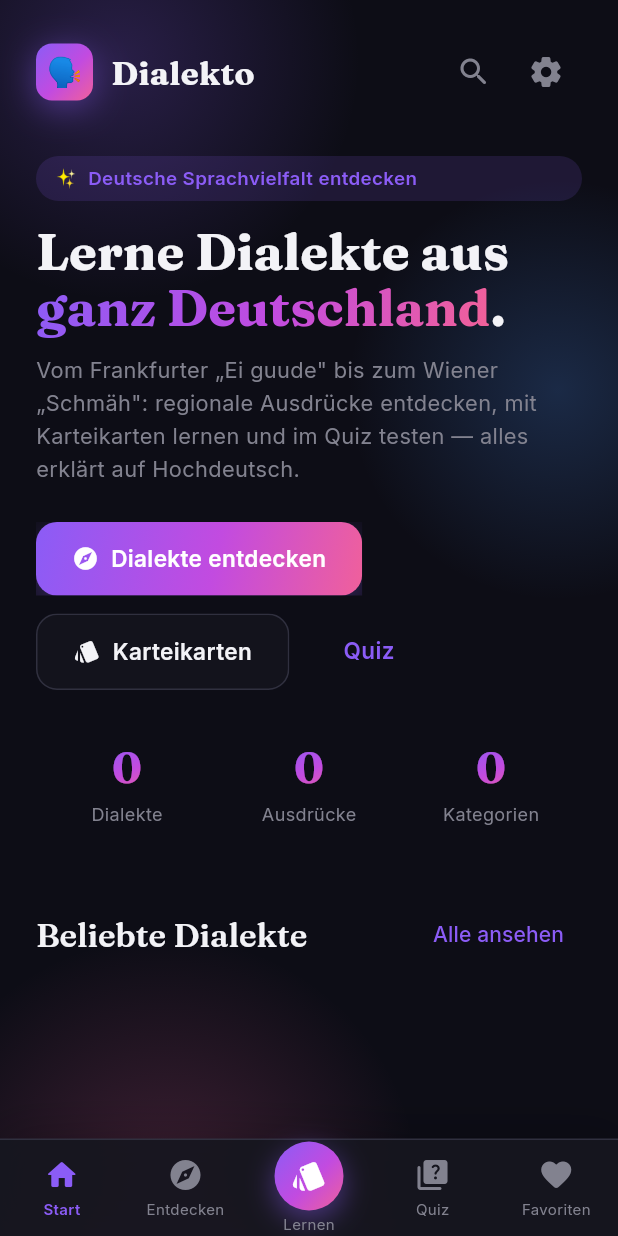
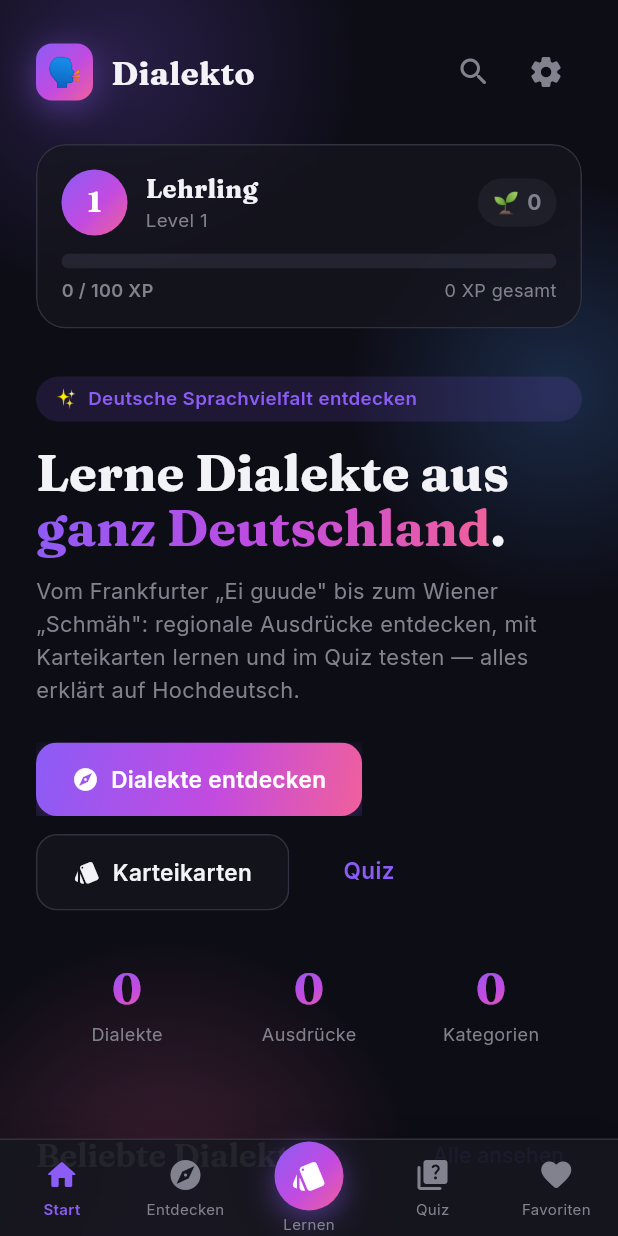
Before and after one commit to tounsii007/dialekt-lernen, a Flutter app: the screen it shows after launch, on a phone screen of 412 x 824 dp. Run offline on Flutter 3.47's test engine with Material 3 defaults, Android fonts, the phone set to English and light mode, and no system bars; our stand-ins replace flutter_native_splash, flutter_tts, google_fonts, shared_preferences.

Commit message:
feat(mobile): XP/Level/Streak-Stores + Fortschritts-HUD (iter 20)
Portiert das Gamification-Fundament der Web-App nach Flutter:
- XpStore: XP sammeln, Level-Kurve 50*n*(n+1), Titel, 50er-Log, Level-Up-Meldung
- StreakStore: konsekutive Lerntage, DST-sichere UTC-Tagesarithmetik
- ProgressHud auf der Startseite (Level-Badge, XP-Balken, Streak-Chip), live
- Lade-Wiring im Splash; XP+Streak-Hook beim Karten-Rating im Lernen-Screen
- 22 neue Tests (Store-Logik + HUD); Home-Widget-Test fuer hoehere Seite angepasst

Co-Authored-By: Claude Opus 4.7 <noreply@anthropic.com>

```diff
--- /dev/null
+++ b/mobile/lib/data/xp_store.dart
@@ -0,0 +1,199 @@
+import 'dart:convert';
+
+import 'package:flutter/foundation.dart';
+import 'package:shared_preferences/shared_preferences.dart';
+
+/// XP- & Level-System — portiert von js/store/xp.js.
+/// Sammelt Punkte für jede Lernaktion, steigt in Levels auf, persistiert als
+/// JSON { "total": int, "log": [ {amount, reason, ts} ] } (max. 50 Log-Einträge).
+
+/// Kumulierte XP-Schwelle, ab der Level [n] abgeschlossen ist (→ Aufstieg).
+/// Lv1 endet bei 100, Lv2 bei 300, Lv3 bei 600 …
+int xpForLevel(int n) => 50 * n * (n + 1);
+
+/// Aktuell erreichtes Level. Lv1 = [0,100), Lv2 = [100,300) …
+int levelForXp(int xp) {
+  var lvl = 1;
+  while (xp >= xpForLevel(lvl)) {
+    lvl++;
+  }
+  return lvl;
+}
+
+/// Fortschritt innerhalb des aktuellen Levels.
+class LevelProgress {
+  const LevelProgress({
+    required this.level,
+    required this.current,
+    required this.needed,
+    required this.progress,
+  });
+
+  final int level;
+  final int current; // XP im aktuellen Level
+  final int needed; // XP-Spanne dieses Levels
+  final double progress; // 0..1
+}
+
+LevelProgress xpToNextLevel(int xp) {
+  final lvl = levelForXp(xp);
+  final base = lvl > 1 ? xpForLevel(lvl - 1) : 0;
+  final needed = xpForLevel(lvl);
+  final span = needed - base;
+  final current = xp - base;
+  return LevelProgress(
+    level: lvl,
+    current: current,
+    needed: span,
+    progress: span > 0 ? (current / span).clamp(0.0, 1.0) : 0.0,
+  );
+}
+
+/// XP-Werte je Aktion (entspricht XP in js/store/xp.js).
+abstract final class XpReward {
+  static const int cardLearned = 10;
+  static const int cardReviewed = 5;
+  static const int quizCorrect = 8;
+  static const int quizPerfect = 50;
+  static const int streakDay = 20;
+  static const int achievement = 100;
+  static const int dialectVisit = 15;
+  static const int noteWritten = 3;
+}
+
+const List<String> levelTitles = [
+  '', // 0 — ungenutzt
+  'Lehrling', // 1
+  'Entdecker', // 2
+  'Mundartfan', // 3
+  'Dialektkenner', // 4
+  'Sprachforscher', // 5
+  'Mundartmeister', // 6
+  'Dialektprofi', // 7
+  'Sprachgenie', // 8
+  'Dialektlegende', // 9
+  'Meister der Mundarten', // 10+
+];
+
+String levelTitle(int level) {
+  final i = level.clamp(1, levelTitles.length - 1);
+  return levelTitles[i];
+}
+
+class XpLogEntry {
+  const XpLogEntry({
+    required this.amount,
+    required this.reason,
+    required this.ts,
+  });
+
+  final int amount;
+  final String reason;
+  final int ts; // Epoch-ms
+
+  Map<String, dynamic> toJson() => {
+        'amount': amount,
+        'reason': reason,
+        'ts': ts,
+      };
+
+  factory XpLogEntry.fromJson(Map<String, dynamic> j) => XpLogEntry(
+        amount: (j['amount'] as num?)?.toInt() ?? 0,
+        reason: (j['reason'] as String?) ?? '',
+        ts: (j['ts'] as num?)?.toInt() ?? 0,
+      );
+}
+
+/// Ergebnis einer XP-Vergabe — für Level-Up-Celebration.
+class XpAward {
+  const XpAward({
+    required this.total,
+    required this.levelUp,
+    required this.level,
+  });
+
+  final int total;
+  final bool levelUp;
+  final int level;
+}
+
+class XpStore extends ChangeNotifier {
+  XpStore._();
+  static final XpStore instance = XpStore._();
+
+  static const String _prefsKey = 'dialekto.xp';
+  static const int _maxLog = 50;
+
+  int _total = 0;
+  final List<XpLogEntry> _log = [];
+  bool _loaded = false;
+
+  bool get isLoaded => _loaded;
+  int get total => _total;
+  int get level => levelForXp(_total);
+  String get title => levelTitle(level);
+  LevelProgress get progress => xpToNextLevel(_total);
+
+  List<XpLogEntry> log({int limit = 10}) =>
+      _log.take(limit < 0 ? 0 : limit).toList(growable: false);
+
+  Future<void> load() async {
+    if (_loaded) return;
+    final prefs = await SharedPreferences.getInstance();
+    final raw = prefs.getString(_prefsKey);
+    if (raw != null && raw.isNotEmpty) {
+      try {
+        final map = json.decode(raw) as Map<String, dynamic>;
+        _total = (map['total'] as num?)?.toInt() ?? 0;
+        _log.clear();
+        final entries = map['log'];
+        if (entries is List) {
+          for (final e in entries) {
+            if (e is Map<String, dynamic>) _log.add(XpLogEntry.fromJson(e));
+          }
+        }
+      } catch (_) {
+        // Korrupte Daten ignorieren — XP startet bei 0.
+      }
+    }
+    _loaded = true;
+    notifyListeners();
+  }
+
+  /// Vergibt [amount] XP mit Grund [reason], hält das Log bei max. 50 Einträgen
+  /// und meldet einen etwaigen Level-Aufstieg.
+  Future<XpAward> award(int amount, String reason) async {
+    final before = _total;
+    _total += amount;
+    _log.insert(
+      0,
+      XpLogEntry(
+        amount: amount,
+        reason: reason,
+        ts: DateTime.now().millisecondsSinceEpoch,
+      ),
+    );
+    if (_log.length > _maxLog) _log.removeRange(_maxLog, _log.length);
+
+    final levelUp = levelForXp(_total) > levelForXp(before);
+    notifyListeners();
+    await _persist();
+    return XpAward(total: _total, levelUp: levelUp, level: levelForXp(_total));
+  }
+
+  Future<void> _persist() async {
+    final prefs = await SharedPreferences.getInstance();
+    final map = <String, dynamic>{
+      'total': _total,
+      'log': _log.map((e) => e.toJson()).toList(),
+    };
+    await prefs.setString(_prefsKey, json.encode(map));
+  }
+
+  @visibleForTesting
+  void debugReset() {
+    _total = 0;
+    _log.clear();
+    _loaded = false;
+  }
+}
--- a/mobile/lib/screens/home_screen.dart
+++ b/mobile/lib/screens/home_screen.dart
@@ -7,6 +7,7 @@ import '../widgets/aurora_background.dart';
 import '../widgets/brand_logo.dart';
 import '../widgets/dialekt_card.dart';
 import '../widgets/gradient_button.dart';
+import '../widgets/progress_hud.dart';
 import 'dialekt_detail_screen.dart';
 import 'search_screen.dart';
 import 'settings_screen.dart';
@@ -63,6 +64,10 @@ class HomeScreen extends StatelessWidget {
                 ),
               ],
             ),
+            const SizedBox(height: AppSpacing.x5),
+
+            // Fortschritts-HUD: Level, XP, Streak
+            const ProgressHud(),
             const SizedBox(height: AppSpacing.x6),
 
             // Eyebrow
--- a/mobile/lib/screens/lernen_screen.dart
+++ b/mobile/lib/screens/lernen_screen.dart
@@ -5,6 +5,8 @@ import 'package:flutter/material.dart';
 import '../data/models.dart';
 import '../data/repository.dart';
 import '../data/srs_store.dart';
+import '../data/streak_store.dart';
+import '../data/xp_store.dart';
 import '../theme/app_theme.dart';
 import '../widgets/aurora_background.dart';
 import '../widgets/gradient_button.dart';
@@ -95,6 +97,8 @@ class _LernenScreenState extends State<LernenScreen>
   Future<void> _rate(int rating) async {
     final card = _session[_index];
     await SrsStore.instance.review(card.key, rating);
+    await StreakStore.instance.register();
+    await XpStore.instance.award(XpReward.cardReviewed, 'card-reviewed');
     _ratings.update(rating, (v) => v + 1, ifAbsent: () => 1);
     if (_index + 1 >= _session.length) {
       setState(() => _finished = true);
--- a/mobile/lib/screens/splash_screen.dart
+++ b/mobile/lib/screens/splash_screen.dart
@@ -5,6 +5,8 @@ import 'package:google_fonts/google_fonts.dart';
 import '../data/favorites_store.dart';
 import '../data/repository.dart';
 import '../data/srs_store.dart';
+import '../data/streak_store.dart';
+import '../data/xp_store.dart';
 import '../state/settings_controller.dart';
 import '../theme/app_theme.dart';
 import '../widgets/brand_logo.dart';
@@ -63,6 +65,8 @@ class _SplashScreenState extends State<SplashScreen>
       await DialektRepository.instance.load();
       await FavoritesStore.instance.load();
       await SrsStore.instance.load();
+      await XpStore.instance.load();
+      await StreakStore.instance.load();
     } catch (_) {
       // Daten konnten nicht geladen werden — App startet trotzdem.
     }
--- /dev/null
+++ b/mobile/lib/widgets/progress_hud.dart
@@ -0,0 +1,174 @@
+import 'package:flutter/material.dart';
+import 'package:google_fonts/google_fonts.dart';
+
+import '../data/streak_store.dart';
+import '../data/xp_store.dart';
+import '../theme/app_theme.dart';
+import 'glass_card.dart';
+
+/// Fortschritts-HUD für die Startseite: Level-Badge + Titel, XP-Fortschritts-
+/// balken und Tages-Streak. Reagiert live auf XpStore und StreakStore.
+class ProgressHud extends StatelessWidget {
+  const ProgressHud({super.key});
+
+  @override
+  Widget build(BuildContext context) {
+    final xp = XpStore.instance;
+    final streak = StreakStore.instance;
+
+    return ListenableBuilder(
+      listenable: Listenable.merge([xp, streak]),
+      builder: (context, _) {
+        final p = xp.progress;
+        return GlassCard(
+          padding: const EdgeInsets.all(AppSpacing.x4),
+          child: Column(
+            crossAxisAlignment: CrossAxisAlignment.start,
+            children: [
+              Row(
+                children: [
+                  _LevelBadge(level: p.level),
+                  const SizedBox(width: AppSpacing.x3),
+                  Expanded(
+                    child: Column(
+                      crossAxisAlignment: CrossAxisAlignment.start,
+                      children: [
+                        Text(
+                          xp.title,
+                          style: GoogleFonts.fraunces(
+                            fontSize: 17,
+                            fontWeight: FontWeight.w700,
+                          ),
+                        ),
+                        Text(
+                          'Level ${p.level}',
+                          style: TextStyle(
+                            fontSize: 12.5,
+                            color: AppSurfaces.of(context).textMuted,
+                          ),
+                        ),
+                      ],
+                    ),
+                  ),
+                  _StreakChip(count: streak.count),
+                ],
+              ),
+              const SizedBox(height: AppSpacing.x3),
+              _XpBar(progress: p.progress),
+              const SizedBox(height: 6),
+              Row(
+                mainAxisAlignment: MainAxisAlignment.spaceBetween,
+                children: [
+                  Text(
+                    '${p.current} / ${p.needed} XP',
+                    style: TextStyle(
+                      fontSize: 12,
+                      fontWeight: FontWeight.w600,
+                      color: AppSurfaces.of(context).textMuted,
+                    ),
+                  ),
+                  Text(
+                    '${xp.total} XP gesamt',
+                    style: TextStyle(
+                      fontSize: 12,
+                      color: AppSurfaces.of(context).textMuted,
+                    ),
+                  ),
+                ],
+              ),
+            ],
+          ),
+        );
+      },
+    );
+  }
+}
+
+class _LevelBadge extends StatelessWidget {
+  const _LevelBadge({required this.level});
+
+  final int level;
+
+  @override
+  Widget build(BuildContext context) {
+    return Container(
+      width: 44,
+      height: 44,
+      alignment: Alignment.center,
+      decoration: const BoxDecoration(
+        gradient: AppColors.brandGradient,
+        shape: BoxShape.circle,
+      ),
+      child: Text(
+        '$level',
+        style: GoogleFonts.fraunces(
+          fontSize: 19,
+          fontWeight: FontWeight.w700,
+          color: Colors.white,
+        ),
+      ),
+    );
+  }
+}
+
+class _StreakChip extends StatelessWidget {
+  const _StreakChip({required this.count});
+
+  final int count;
+
+  @override
+  Widget build(BuildContext context) {
+    final active = count > 0;
+    final color = active ? AppColors.warm : AppSurfaces.of(context).textMuted;
+    return Container(
+      padding: const EdgeInsets.symmetric(horizontal: 10, vertical: 6),
+      decoration: BoxDecoration(
+        color: color.withValues(alpha: active ? 0.16 : 0.10),
+        borderRadius: BorderRadius.circular(AppRadii.pill),
+      ),
+      child: Row(
+        mainAxisSize: MainAxisSize.min,
+        children: [
+          Text(active ? '🔥' : '🌱', style: const TextStyle(fontSize: 14)),
+          const SizedBox(width: 5),
+          Text(
+            '$count',
+            style: TextStyle(
+              fontSize: 14,
+              fontWeight: FontWeight.w700,
+              color: color,
+            ),
+          ),
+        ],
+      ),
+    );
+  }
+}
+
+class _XpBar extends StatelessWidget {
+  const _XpBar({required this.progress});
+
+  final double progress;
+
+  @override
+  Widget build(BuildContext context) {
+    final track = AppSurfaces.of(context).border;
+    return ClipRRect(
+      borderRadius: BorderRadius.circular(AppRadii.pill),
+      child: Stack(
+        children: [
+          Container(height: 10, color: track.withValues(alpha: 0.6)),
+          FractionallySizedBox(
+            widthFactor: progress.clamp(0.0, 1.0),
+            child: Container(
+              height: 10,
+              decoration: const BoxDecoration(
+                gradient: AppColors.brandGradient,
+              ),
+            ),
+          ),
+        ],
+      ),
+    );
+  }
+}
```
Also changed, not shown: mobile/lib/data/streak_store.dart (added, +118 -0 lines), 4 other files.
